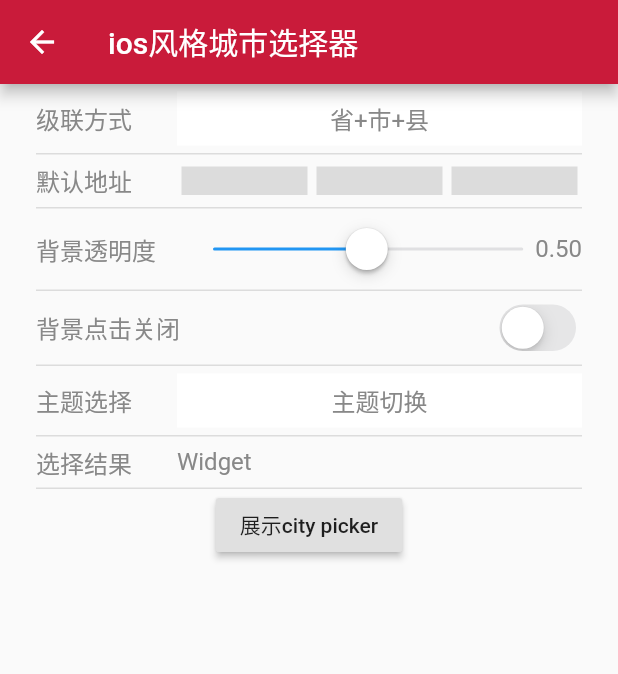
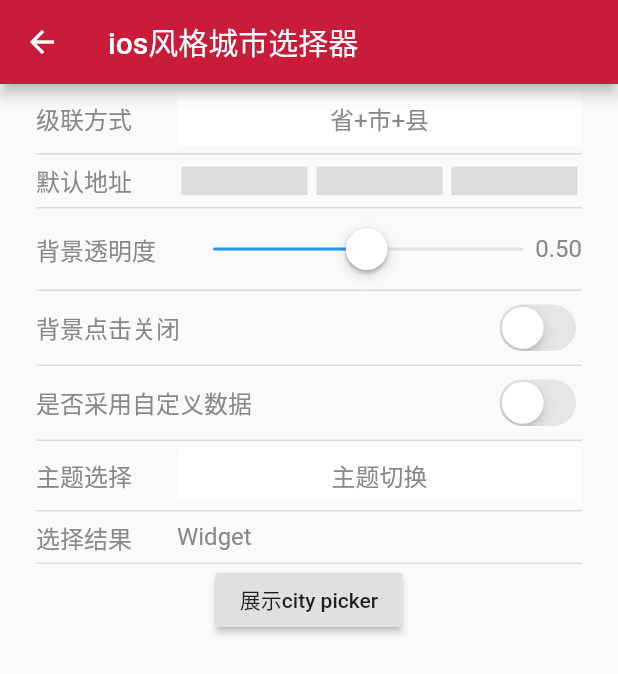
Before and after one commit to hanxu317317/city_pickers, a Flutter app: the ShowCityPicker screen opened by its route, after a tap on "展示city picker", on a phone screen of 412 x 824 dp. Shown: the top 674 px of the screen. Run offline on Flutter 3.47's test engine with Material 2 defaults, Android fonts, the phone set to English and light mode, and no system bars; missing offline and left inert: lpinyin.

Commit message:
fixed: 解决自定义数据源, 报错的问题
fixed: 解决自定义数据源, 报错的问题 #14

```diff
--- /dev/null
+++ b/example/lib/meta/province.dart
@@ -0,0 +1,60 @@
+//
+// Created with Android Studio.
+// User: 三帆
+// Date: 26/02/2019
+// Time: 19:34
+// email: sanfan.hx@alibaba-inc.com
+// target:  自定义数据源
+//
+const Map<String, String> provincesData = {
+  "110000": "北京市",
+  "120000": "天津市",
+};
+
+const Map<String, dynamic> citiesData = {
+  "710000": {
+    "710100": {"name": "台湾", "alpha": "t"}
+  },
+  "110000": {
+    "110100": {"name": "北京城区", "alpha": "b"}
+  },
+  "110100": {
+    "110101": {"name": "东城区", "alpha": "d"},
+    "110102": {"name": "西城区", "alpha": "x"},
+    "110105": {"name": "朝阳区", "alpha": "c"},
+    "110106": {"name": "丰台区", "alpha": "f"},
+    "110107": {"name": "石景山区", "alpha": "s"},
+    "110108": {"name": "海淀区", "alpha": "h"},
+    "110109": {"name": "门头沟区", "alpha": "m"},
+    "110111": {"name": "房山区", "alpha": "f"},
+    "110112": {"name": "通州区", "alpha": "t"},
+    "110113": {"name": "顺义区", "alpha": "s"},
+    "110114": {"name": "昌平区", "alpha": "c"},
+    "110115": {"name": "大兴区", "alpha": "d"},
+    "110116": {"name": "怀柔区", "alpha": "h"},
+    "110117": {"name": "平谷区", "alpha": "p"},
+    "110118": {"name": "密云区", "alpha": "m"},
+    "110119": {"name": "延庆区", "alpha": "y"}
+  },
+  "120000": {
+    "120100": {"name": "天津城区", "alpha": "t"}
+  },
+  "120100": {
+    "120101": {"name": "和平区", "alpha": "h"},
+    "120102": {"name": "河东区", "alpha": "h"},
+    "120103": {"name": "河西区", "alpha": "h"},
+    "120104": {"name": "南开区", "alpha": "n"},
+    "120105": {"name": "河北区", "alpha": "h"},
+    "120106": {"name": "红桥区", "alpha": "h"},
+    "120110": {"name": "东丽区", "alpha": "d"},
+    "120111": {"name": "西青区", "alpha": "x"},
+    "120112": {"name": "津南区", "alpha": "j"},
+    "120113": {"name": "北辰区", "alpha": "b"},
+    "120114": {"name": "武清区", "alpha": "w"},
+    "120115": {"name": "宝坻区", "alpha": "b"},
+    "120116": {"name": "滨海新区", "alpha": "b"},
+    "120117": {"name": "宁河区", "alpha": "n"},
+    "120118": {"name": "静海区", "alpha": "j"},
+    "120119": {"name": "蓟州区", "alpha": "j"}
+  }
+};
--- a/example/lib/view/show_city_picker.dart
+++ b/example/lib/view/show_city_picker.dart
@@ -13,6 +13,7 @@ import 'package:city_pickers/city_pickers.dart';
 import '../src/attr_item_container.dart';
 import '../src/location_selector.dart';
 import '../src/picker.dart';
+import '../meta/province.dart';
 var emptyResult = new Result();
 
 class ShowCityPicker extends StatefulWidget {
@@ -26,6 +27,7 @@ class _ShowCityPickerState extends State<ShowCityPicker> {
   Result result = new Result();
   double barrierOpacityAttr = 0.5;
   bool barrierDismissibleAttr = false;
+  bool customerMeta = false;
   PickerItem themeAttr;
   Widget _buildShowTypes() {
     return Picker(
@@ -134,6 +136,20 @@ class _ShowCityPickerState extends State<ShowCityPicker> {
       ],
     );
   }
+  Widget _buildCustomerMeta() {
+    return Container(
+        alignment: Alignment.centerRight,
+        child: CupertinoSwitch(
+          value: customerMeta,
+          onChanged: (bool val) {
+            this.setState(() {
+              customerMeta = !customerMeta;
+            });
+          },
+        )
+    );
+  }
+
   Widget _buildTheme() {
     return Picker(
         target: themeAttr != null && themeAttr.name != null ? Text(themeAttr.name) : Text("主题切换"),
@@ -176,6 +192,10 @@ class _ShowCityPickerState extends State<ShowCityPicker> {
               editor: _buildBarrierDismissible()
           ),
           AttrItemContainer(
+              title: '是否采用自定义数据',
+              editor: _buildCustomerMeta()
+          ),
+          AttrItemContainer(
               title: '主题选择',
               editor: _buildTheme()
           ),
@@ -192,7 +212,9 @@ class _ShowCityPickerState extends State<ShowCityPicker> {
                 locationCode: resultAttr != null ? resultAttr.areaId ?? resultAttr.cityId ?? resultAttr.provinceId : null,
                 showType: showTypeAttr.value,
                 barrierOpacity: barrierOpacityAttr,
-                barrierDismissible: barrierDismissibleAttr
+                barrierDismissible: barrierDismissibleAttr,
+                citiesData: customerMeta == true ? citiesData : null,
+                provincesData: customerMeta == true ? provincesData : null
               );
               if (tempResult == null) {
                 return ;
--- a/example/lib/view/show_full_page_picker.dart
+++ b/example/lib/view/show_full_page_picker.dart
@@ -13,6 +13,8 @@ import 'package:city_pickers/city_pickers.dart';
 import '../src/attr_item_container.dart';
 import '../src/location_selector.dart';
 import '../src/picker.dart';
+import '../meta/province.dart';
+
 var emptyResult = new Result();
 
 class ShowFullPageCityPicker extends StatefulWidget {
@@ -26,6 +28,7 @@ class _ShowFullPageCityPickerState extends State<ShowFullPageCityPicker> {
   Result result = new Result();
   double barrierOpacityAttr = 0.5;
   bool barrierDismissibleAttr = false;
+  bool customerMeta = false;
   PickerItem themeAttr;
   Widget _buildShowTypes() {
     return Picker(
@@ -115,6 +118,20 @@ class _ShowFullPageCityPickerState extends State<ShowFullPageCityPicker> {
     );
   }
 
+  Widget _buildCustomerMeta() {
+    return Container(
+        alignment: Alignment.centerRight,
+        child: CupertinoSwitch(
+          value: customerMeta,
+          onChanged: (bool val) {
+            this.setState(() {
+              customerMeta = !customerMeta;
+            });
+          },
+        )
+    );
+  }
+
   @override
   Widget build(BuildContext context) {
     return Scaffold(
@@ -136,6 +153,10 @@ class _ShowFullPageCityPickerState extends State<ShowFullPageCityPicker> {
               editor: _buildTheme()
           ),
           AttrItemContainer(
+              title: '是否采用自定义数据',
+              editor: _buildCustomerMeta()
+          ),
+          AttrItemContainer(
               title: '选择结果',
               editor: Text("${result.toString()}")
           ),
@@ -147,6 +168,8 @@ class _ShowFullPageCityPickerState extends State<ShowFullPageCityPicker> {
                 theme: themeAttr !=null ? themeAttr.value : null,
                 locationCode: resultAttr != null ? resultAttr.areaId ?? resultAttr.cityId ?? resultAttr.provinceId : null,
                 showType: showTypeAttr.value,
+                citiesData: customerMeta ? citiesData : null,
+                provincesData: customerMeta ? provincesData : null
               );
               if (tempResult == null) {
                 return ;
--- a/lib/src/city_picker.dart
+++ b/lib/src/city_picker.dart
@@ -1,13 +1,15 @@
+import 'dart:async';
+
+import 'package:city_pickers/src/base/base.dart';
+import 'package:city_pickers/src/full_page/full_page.dart';
 import 'package:flutter/cupertino.dart';
+import 'package:flutter/foundation.dart';
 import 'package:flutter/material.dart';
-import 'package:flutter/foundation.dart';
+
 import '../meta/province.dart' as meta;
 import '../modal/result.dart';
 import 'mod/picker_popup_route.dart';
-import 'package:city_pickers/src/base/base.dart';
-import 'package:city_pickers/src/full_page/full_page.dart';
 import 'show_types.dart';
-import 'dart:async';
 
 /// ios city pickers
 /// provide config height, initLocation and so on
@@ -39,9 +41,8 @@ class CityPickers {
     double height = 400.0,
     String locationCode = '110000',
     ThemeData theme,
-    Map<String, dynamic> citiesData = meta.citiesData,
-    Map<String, dynamic> provincesData = meta.provincesData,
-
+    Map<String, dynamic> citiesData,
+    Map<String, dynamic> provincesData,
     // CityPickerRoute params
     bool barrierDismissible = true,
     double barrierOpacity = 0.5,
@@ -56,8 +57,8 @@ class CityPickers {
           child: BaseView(
               showType: showType,
               height: height,
-              citiesData: citiesData,
-              provincesData: provincesData,
+              citiesData: citiesData ?? meta.citiesData,
+              provincesData: provincesData ?? meta.provincesData,
               locationCode: locationCode)),
     );
   }
@@ -68,8 +69,8 @@ class CityPickers {
     ThemeData theme,
     ShowType showType = ShowType.pca,
     String locationCode = '110000',
-    Map<String, dynamic> citiesData = meta.citiesData,
-    Map<String, dynamic> provincesData = meta.provincesData,
+    Map<String, dynamic> citiesData,
+    Map<String, dynamic> provincesData,
   }) {
     return Navigator.push(
         context,
@@ -81,8 +82,8 @@ class CityPickers {
               child: FullPage(
                 showType: showType,
                 locationCode: locationCode,
-                citiesData: citiesData,
-                provincesData: provincesData,
+                citiesData: citiesData ?? meta.citiesData,
+                provincesData: provincesData ?? meta.provincesData,
               )),
           transitionsBuilder:
               (_, Animation<double> animation, __, Widget child) =>
--- a/lib/src/full_page/full_page.dart
+++ b/lib/src/full_page/full_page.dart
@@ -78,8 +78,8 @@ class _FullPageState extends State<FullPage> {
     super.initState();
 
     scrollController = new ScrollController();
-    provinces = new Provinces().provinces;
-    cityTree = new CityTree();
+    provinces = new Provinces(metaInfo: widget.provincesData).provinces;
+    cityTree = new CityTree(metaInfo: widget.citiesData);
     itemList = provinces;
     pageStatus = Status.Province;
 
--- a/pubspec.yaml
+++ b/pubspec.yaml
@@ -1,7 +1,7 @@
 name: city_pickers
 description:  Flutter plugin for city picker,  Popups widgets,
         call by function,  supoort china areas for the moment.
-version: 0.1.11
+version: 0.1.12
 author: sanfan.hx<sanfan.hx@alibaba-inc.com>
 homepage: https://github.com/hanxu317317/city_pickers
 
```
Also changed, not shown: 1 other file.
